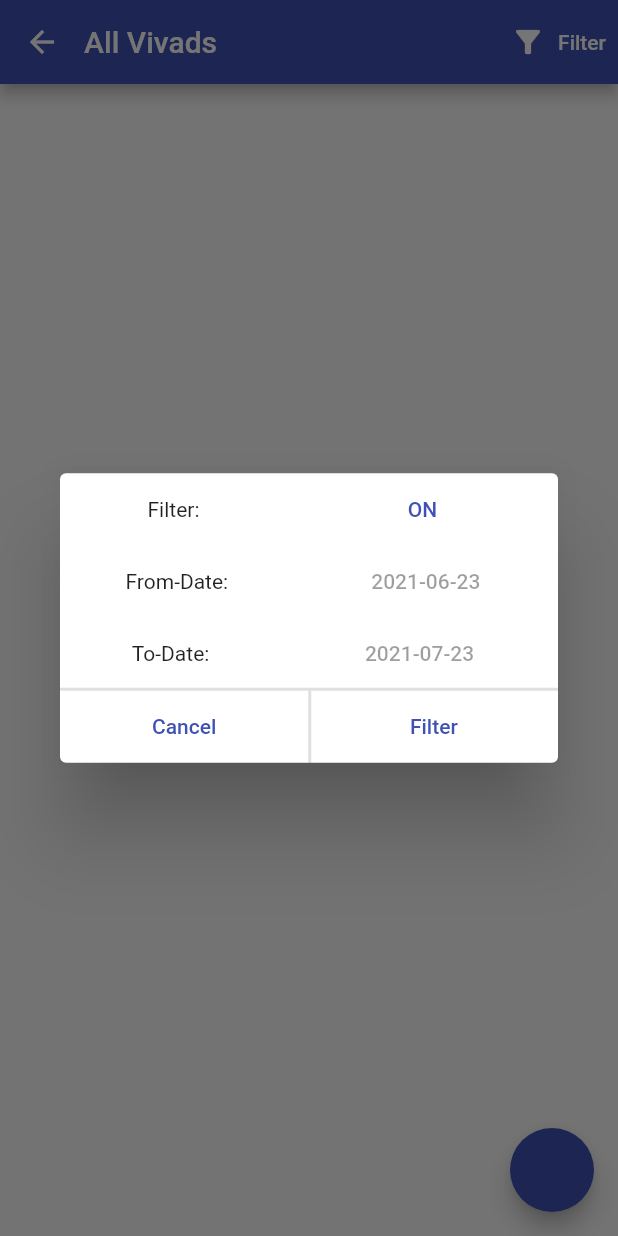
After one commit to rajeev2834/bhoomi_vivad2, a Flutter app: the VivadReportScreen screen opened by its route, after a tap on "Filter", on a phone screen of 412 x 824 dp. The commit adds this screen. Run offline on Flutter 3.47's test engine with Material 2 defaults, Android fonts, the phone set to English and light mode, and no system bars; our stand-ins replace progress_dialog, shared_preferences, sqflite; accounts and stored records are empty.

Commit message:
All vivad report

```diff
--- a/lib/main.dart
+++ b/lib/main.dart
@@ -1,6 +1,7 @@
 import 'package:bhoomi_vivad/providers/addBaseData.dart';
 import 'package:bhoomi_vivad/providers/auth.dart';
 import 'package:bhoomi_vivad/providers/get_base_data.dart';
+import 'package:bhoomi_vivad/screens/all_vivad/vivad_report_screen.dart';
 import 'package:bhoomi_vivad/screens/home_screen.dart';
 import 'package:bhoomi_vivad/screens/login.dart';
 import 'package:bhoomi_vivad/screens/splash_screen.dart';
@@ -49,6 +50,7 @@ class BhoomiVivad extends StatelessWidget {
           ),
           routes: {
             VivadEntryScreen.routeName: (context) => VivadEntryScreen(),
+            VivadReportScreen.routeName: (context) => VivadReportScreen(),
           },
         ),
       ),
--- /dev/null
+++ b/lib/screens/all_vivad/filter_dialog.dart
@@ -0,0 +1,146 @@
+import 'package:flutter/material.dart';
+import 'package:intl/intl.dart';
+
+class FilterDialog extends StatefulWidget {
+  FilterDialog({
+    Key? key,
+    required bool this.showAll,
+    required DateTime this.fromdate,
+    required String this.fromdate_str,
+    required DateTime this.todate,
+    required String this.todate_str,
+  }) : super(key: key);
+  bool showAll;
+  DateTime fromdate;
+  DateTime todate;
+  String todate_str;
+  String fromdate_str;
+
+  @override
+  _FilterDialogState createState() => _FilterDialogState();
+}
+
+class _FilterDialogState extends State<FilterDialog> {
+  bool showAll = true;
+  DateTime fromdate = DateTime.now().subtract(Duration(days: 30));
+  DateTime todate = DateTime.now();
+  String todate_str = "";
+  String fromdate_str = "";
+
+  @override
+  void initState() {
+    showAll = widget.showAll;
+    fromdate = widget.fromdate;
+    todate = widget.todate;
+    fromdate_str = widget.fromdate_str;
+    todate_str = widget.todate_str;
+    super.initState();
+  }
+
+  @override
+  Widget build(BuildContext context) {
+    return Column(
+      mainAxisSize: MainAxisSize.min,
+      children: <Widget>[
+        Row(
+          mainAxisAlignment: MainAxisAlignment.spaceAround,
+          children: [
+            Text("Filter:"),
+            TextButton(
+              child: Text(showAll ? "ON" : "OFF"),
+              onPressed: () {
+                setState(() {
+                  showAll = !showAll;
+                });
+              },
+            )
+          ],
+        ),
+        Row(
+          mainAxisAlignment: MainAxisAlignment.spaceAround,
+          children: [
+            Text("From-Date:"),
+            TextButton(
+              child: Text(fromdate_str),
+              onPressed: showAll
+                  ? null
+                  : () async {
+                      final DateTime? picked = await showDatePicker(
+                        context: context,
+                        initialDate: fromdate,
+                        firstDate: DateTime(1970),
+                        lastDate: todate,
+                      );
+                      setState(() {
+                        fromdate = (picked == null) ? fromdate : picked;
+                        fromdate_str =
+                            DateFormat('yyyy-MM-dd').format(fromdate);
+                      });
+                    },
+            )
+          ],
+        ),
+        Row(
+          mainAxisAlignment: MainAxisAlignment.spaceAround,
+          children: [
+            Text("To-Date:"),
+            TextButton(
+              child: Text(todate_str),
+              onPressed: showAll
+                  ? null
+                  : () async {
+                      final DateTime? picked = await showDatePicker(
+                        context: context,
+                        initialDate: todate,
+                        firstDate: fromdate,
+                        lastDate: DateTime.now(),
+                      );
+                      setState(() {
+                        todate = (picked == null) ? todate : picked;
+                        todate_str = DateFormat('yyyy-MM-dd').format(todate);
+                      });
+                    },
+            ),
+          ],
+        ),
+        Divider(
+          thickness: 2,
+          height: 1,
+          endIndent: 0,
+          indent: 0,
+        ),
+        IntrinsicHeight(
+          child: Row(
+            mainAxisAlignment: MainAxisAlignment.spaceEvenly,
+            children: [
+              TextButton(
+                child: Text("Cancel"),
+                onPressed: () {
+                  Navigator.of(context).pop();
+                },
+              ),
+              VerticalDivider(
+                thickness: 2,
+                width: 1,
+                endIndent: 0,
+              ),
+              TextButton(
+                child: Text("Filter"),
+                onPressed: () {
+                  widget.showAll = true;
+                  Navigator.of(context).pop({
+                    'showAll': showAll,
+                    'fromdate': fromdate,
+                    'todate': todate,
+                    'fromdate_str': fromdate_str,
+                    'todate_str': todate_str,
+                  });
+                },
+              )
+            ],
+          ),
+        )
+      ],
+    );
+  }
+}
--- /dev/null
+++ b/lib/screens/all_vivad/help_funcs.dart
@@ -0,0 +1,31 @@
+import 'package:bhoomi_vivad/utils/database_helper.dart';
+import 'package:flutter/material.dart';
+import 'package:sqflite/sqflite.dart';
+
+Future<List> getOpenClosed(bool getAll, String fromdate, String todate) async {
+  List result = [];
+  Database db = await DatabaseHelper.instance.database;
+  List<Map> panchyats = await db.rawQuery("Select * from panchayat");
+  List<Map> res = !getAll
+      ? await db.rawQuery(
+          "Select panchayat_id, sum(case_status = 'Pending') as pending, sum(case_status = 'Closed') as closed from vivad where register_date between ? and ? group by panchayat_id",
+          [
+              fromdate,
+              todate
+            ])
+      : await db.rawQuery(
+          "Select panchayat_id, sum(case_status = 'Pending') as pending, sum(case_status = 'Closed') as closed from vivad group by panchayat_id");
+  res.forEach((row) {
+    String p_id = row["panchayat_id"];
+    Map panchayat = panchyats.firstWhere((e) => e['panchayat_id'] == p_id);
+    Map<String, dynamic> row_ = {
+      ...row,
+      "panchayat_name_hn": panchayat["panchayat_name_hn"],
+      "panchayat_name": panchayat["panchayat_name"]
+    };
+    result.add(row_);
+  });
+  result.sort((a, b) => a['panchayat_name'].compareTo(b['panchayat_name']));
+  print(result);
+  return result;
+}
--- /dev/null
+++ b/lib/screens/all_vivad/vivad_report_screen.dart
@@ -0,0 +1,181 @@
+import 'package:bhoomi_vivad/models/panchayat.dart';
+import 'package:bhoomi_vivad/screens/all_vivad/filter_dialog.dart';
+import 'package:bhoomi_vivad/screens/all_vivad/help_funcs.dart';
+import 'package:bhoomi_vivad/utils/database_helper.dart';
+import 'package:intl/intl.dart';
+import 'help_funcs.dart';
+import 'package:flutter/cupertino.dart';
+import 'package:flutter/material.dart';
+
+class VivadReportScreen extends StatefulWidget {
+  static const routeName = '/vivad_report_screen';
+
+  @override
+  _VivadReportScreenState createState() => _VivadReportScreenState();
+}
+
+class _VivadReportScreenState extends State<VivadReportScreen> {
+  bool _sortNameAsc = true;
+  bool _sortAgeAsc = true;
+  bool _sortHightAsc = true;
+  bool _sortAsc = true;
+  int? _sortColumnIndex;
+  List rows = [];
+  DateTime fromdate = DateTime.now().subtract(Duration(days: 30));
+  DateTime todate = DateTime.now();
+  String todate_str = "";
+  String fromdate_str = "";
+  bool showAll = true;
+  List<DataRow> getDataRows(List rows) {
+    return rows.map((row) {
+      return DataRow(cells: [
+        DataCell(
+            Text("${row['panchayat_name']}\n(${row['panchayat_name_hn']})")),
+        DataCell(Text(row['pending'].toString())),
+        DataCell(Text(row['closed'].toString())),
+      ]);
+    }).toList();
+  }
+
+  @override
+  void initState() {
+    fromdate_str = DateFormat('yyyy-MM-dd').format(fromdate);
+    todate_str = DateFormat('yyyy-MM-dd').format(todate);
+    getOpenClosed(true, "", "").then((value) => setState(() {
+          rows = value;
+        }));
+    super.initState();
+  }
+
+  @override
+  Widget build(BuildContext context) {
+    return Scaffold(
+        appBar: AppBar(
+          titleSpacing: 0.0,
+          title: Text("All Vivads"),
+          actions: [
+            TextButton.icon(
+              icon: Icon(
+                Icons.filter_alt,
+                color: Colors.white,
+              ),
+              label: Text(
+                "Filter",
+                style: TextStyle(color: Colors.white),
+              ),
+              onPressed: () async {
+                Map? output = await showDialog(
+                    context: context,
+                    builder: (context) {
+                      return Dialog(
+                          child: FilterDialog(
+                        showAll: showAll,
+                        fromdate: fromdate,
+                        todate: todate,
+                        fromdate_str: fromdate_str,
+                        todate_str: todate_str,
+                      ));
+                    });
+                print(output);
+                if (output == null) {
+                  return;
+                } else {
+                  setState(() {
+                    showAll = output["showAll"];
+                    fromdate = output["fromdate"];
+                    todate = output["todate"];
+                    fromdate_str = output["fromdate_str"];
+                    todate_str = output["todate_str"];
+                  });
+                  List _rows = rows =
+                      await getOpenClosed(showAll, fromdate_str, todate_str);
+                  setState(() {
+                    rows = _rows;
+                  });
+                }
+              },
+            )
+          ],
+        ),
+        floatingActionButton: FloatingActionButton(
+          onPressed: () async {
+            List<Map<String, dynamic>> data;
+            //print(await getOpenClosed());
+            data = await DatabaseHelper.instance.queryAll('vivad');
+            data.forEach((element) {
+              print(element);
+            });
+          },
+        ),
+        body: rows.isEmpty
+            ? Center(child: Text("No Vivads Present"))
+            : Column(
+                crossAxisAlignment: CrossAxisAlignment.stretch,
+                children: [
+                  DataTable(
+                    columns: [
+                      DataColumn(
+                        label: Text("Panchayat"),
+                        onSort: (columnIndex, sortAscending) {
+                          setState(() {
+                            if (columnIndex == _sortColumnIndex) {
+                              _sortAsc = _sortAgeAsc = sortAscending;
+                            } else {
+                              _sortColumnIndex = columnIndex;
+                              _sortAsc = _sortAgeAsc;
+                            }
+                            rows.sort((a, b) => a['panchayat_name']
+                                .compareTo(b['panchayat_name']));
+                            if (!sortAscending) {
+                              rows = rows.reversed.toList();
+                            }
+                          });
+                        },
+                      ),
+                      DataColumn(
+                        label: Text("Open"),
+                        numeric: true,
+                        onSort: (columnIndex, sortAscending) {
+                          setState(() {
+                            if (columnIndex == _sortColumnIndex) {
+                              _sortAsc = _sortAgeAsc = sortAscending;
+                            } else {
+                              _sortColumnIndex = columnIndex;
+                              _sortAsc = _sortAgeAsc;
+                            }
+                            rows.sort(
+                                (a, b) => a['pending'].compareTo(b['pending']));
+                            if (!sortAscending) {
+                              rows = rows.reversed.toList();
+                            }
+                          });
+                        },
+                      ),
+                      DataColumn(
+                        label: Text("Closed"),
+                        numeric: true,
+                        onSort: (columnIndex, sortAscending) {
+                          setState(() {
+                            if (columnIndex == _sortColumnIndex) {
+                              _sortAsc = _sortAgeAsc = sortAscending;
+                            } else {
+                              _sortColumnIndex = columnIndex;
+                              _sortAsc = _sortAgeAsc;
+                            }
+                            rows.sort(
+                                (a, b) => a['closed'].compareTo(b['closed']));
+                            if (!sortAscending) {
+                              rows = rows.reversed.toList();
+                            }
+                          });
+                        },
+                      )
+                    ],
+                    rows: getDataRows(rows),
+                    sortColumnIndex: _sortColumnIndex,
+                    sortAscending: _sortAsc,
+                  )
+                ],
+              ));
+  }
+}
--- a/lib/screens/body_home_screen.dart
+++ b/lib/screens/body_home_screen.dart
@@ -268,6 +268,8 @@ class Body extends StatelessWidget {
   void _moveNextScreen(BuildContext context, int index) async {
     if (index == 0) {
       await Navigator.of(context).pushNamed('/vivad_entry_screen');
+    } else if (index == 4) {
+      await Navigator.of(context).pushNamed('/vivad_report_screen');
     }
   }
 
--- a/lib/screens/vivad_entry/component/entry_form.dart
+++ b/lib/screens/vivad_entry/component/entry_form.dart
@@ -1208,7 +1208,8 @@ class _EntryFormState extends State<EntryForm> {
                             setState(() {
                               if (_formKey.currentState!.validate()) {
                                 _submit(context);
-                                FocusScope.of(context).requestFocus(new FocusNode());
+                                FocusScope.of(context)
+                                    .requestFocus(new FocusNode());
                               } else {
                                 final snackBar = SnackBar(
                                   content: Text(
@@ -1248,11 +1249,11 @@ class _EntryFormState extends State<EntryForm> {
     if (picked != null && picked != DateTime.now())
       setState(() {
         _dateTime = picked;
-        _dateTimeController.text = DateFormat("dd-MM-yyyy").format(_dateTime!);
+        _dateTimeController.text = DateFormat("yyyy-MM-dd").format(_dateTime!);
       });
   }
 
-  Future<void>  _submit(BuildContext context) async {
+  Future<void> _submit(BuildContext context) async {
     _formKey.currentState!.save();
     try {
       var plot_uuid = uuid.v4();
@@ -1294,7 +1295,7 @@ class _EntryFormState extends State<EntryForm> {
           notice_order: _noticeOrder ?? '',
           panchayat_id: _panchayatValue!,
           plot_uuid: plot_uuid,
-          register_date: DateFormat("dd-MM-yyyy").format(DateTime.now()),
+          register_date: DateFormat("yyyy-MM-dd").format(DateTime.now()),
           remarks: _remarks ?? '',
           second_party_address: _secondPartyAddress!,
           second_party_contact: _secondPartPhone!,
@@ -1332,17 +1333,16 @@ class _EntryFormState extends State<EntryForm> {
           pr.hide().whenComplete(() => null);
           _showAlertDialog('Success', 'data saved successfully !!!');
           _formKey.currentState?.reset();
-        // ignore: invalid_return_type_for_catch_error
+          // ignore: invalid_return_type_for_catch_error
         }).catchError((handleError) {
           pr.hide().whenComplete(() => null);
-          _showAlertDialog(
-              'Error', 'Failed to save plot data.');
+          _showAlertDialog('Error', 'Failed to save plot data.');
         });
         // ignore: invalid_return_type_for_catch_error
       }).catchError((handleError) {
         pr.hide().whenComplete(() => null);
-        _showAlertDialog(
-          'Error', 'Failed to save vivad data.');});
+        _showAlertDialog('Error', 'Failed to save vivad data.');
+      });
     } catch (error) {
       _showAlertDialog('Submit Error :', error.toString());
     }
```
